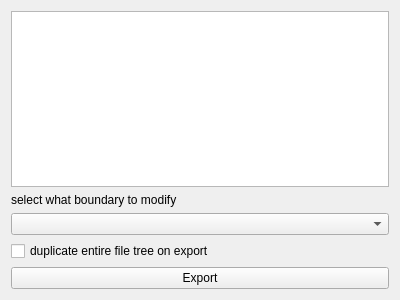
This is widgets/exportwidget.ui in NHERI-SimCenter/TurbulenceInflowTool as Qt 5 draws it before an edit. The edited form follows.
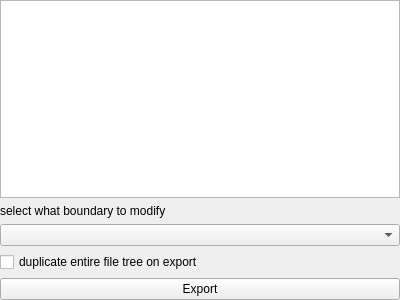
This is the edited form.

Commit message: eliminating double spacing in widget layouts

```diff
--- a/widgets/exportwidget.ui
+++ b/widgets/exportwidget.ui
@@ -14,6 +14,18 @@
    <string>Frame</string>
   </property>
   <layout class="QGridLayout" name="gridLayout">
+   <property name="leftMargin">
+    <number>0</number>
+   </property>
+   <property name="topMargin">
+    <number>0</number>
+   </property>
+   <property name="rightMargin">
+    <number>0</number>
+   </property>
+   <property name="bottomMargin">
+    <number>0</number>
+   </property>
    <item row="3" column="0">
     <widget class="QCheckBox" name="duplicateTreeCheck">
      <property name="text">
```
The commit also changes 2 other files.
